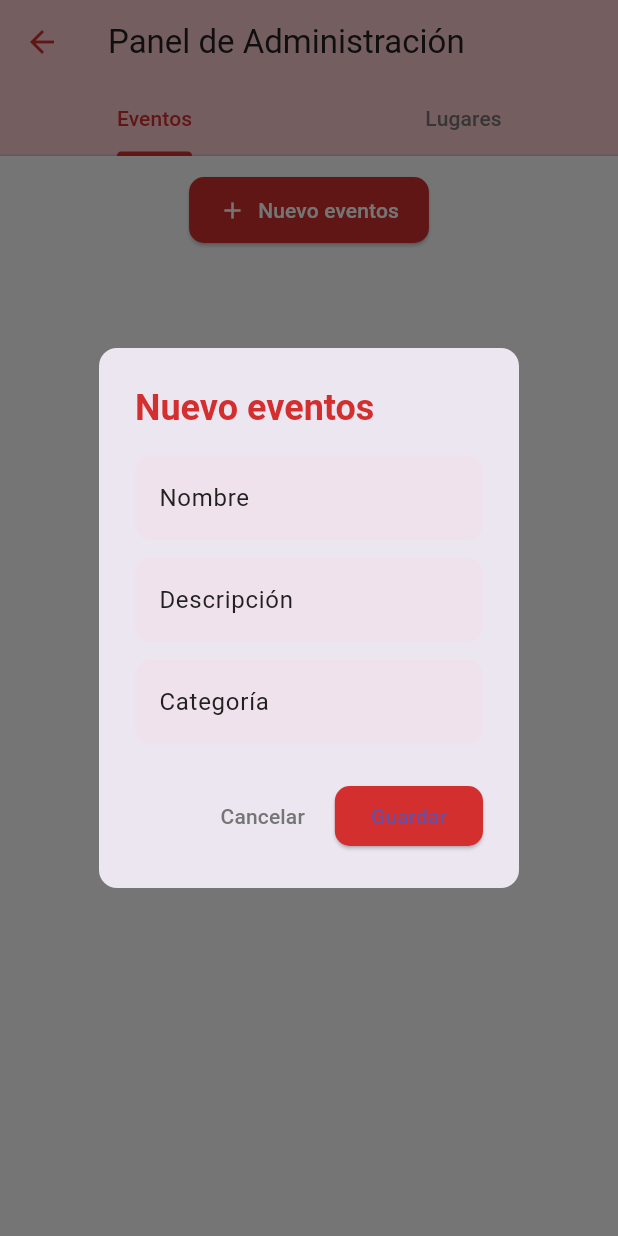
After one commit to PJancko/app_turista, a Flutter app: the AdminScreen screen opened directly, after a tap on an icon or button, on a phone screen of 412 x 824 dp. The commit adds this screen. Run offline on Flutter 3.47's test engine with Material 3 defaults, Android fonts, the phone set to English and light mode, and no system bars; our stand-ins replace cloud_firestore, firebase_auth, firebase_core, geolocator, google_maps_flutter; accounts and stored records are empty.

Commit message:
Panel de administracion

```diff
--- /dev/null
+++ b/lib/screens/admin_screen.dart
@@ -0,0 +1,224 @@
+import 'package:flutter/material.dart';
+import 'package:cloud_firestore/cloud_firestore.dart';
+
+class AdminScreen extends StatefulWidget {
+  const AdminScreen({super.key});
+
+  @override
+  State<AdminScreen> createState() => _AdminScreenState();
+}
+
+class _AdminScreenState extends State<AdminScreen>
+    with TickerProviderStateMixin {
+  late TabController _tabController;
+
+  final Color _primaryColor = const Color(0xFFD32F2F);
+  final Color _secondaryColor = const Color(0xFFFFFFFF);
+  final Color _accentColor = const Color(0xFFFFCDD2);
+  final Color _textColor = const Color(0xFF212121);
+  final Color _lightTextColor = const Color(0xFF757575);
+
+  @override
+  void initState() {
+    super.initState();
+    _tabController = TabController(length: 2, vsync: this);
+  }
+
+  void _mostrarFormulario(String tipo, [DocumentSnapshot? doc]) {
+    final isEdit = doc != null;
+    final nombreController = TextEditingController(text: doc?['nombre']);
+    final descripcionController = TextEditingController(
+      text: doc?['descripcion'],
+    );
+    final categoriaController = TextEditingController(text: doc?['categoria']);
+
+    showDialog(
+      context: context,
+      builder:
+          (_) => AlertDialog(
+            shape: RoundedRectangleBorder(
+              borderRadius: BorderRadius.circular(12),
+            ),
+            title: Text(
+              isEdit ? 'Editar $tipo' : 'Nuevo $tipo',
+              style: TextStyle(
+                color: _primaryColor,
+                fontWeight: FontWeight.bold,
+              ),
+            ),
+            content: SingleChildScrollView(
+              child: Column(
+                mainAxisSize: MainAxisSize.min,
+                children: [
+                  _buildInputField('Nombre', nombreController),
+                  const SizedBox(height: 12),
+                  _buildInputField('Descripción', descripcionController),
+                  const SizedBox(height: 12),
+                  _buildInputField('Categoría', categoriaController),
+                ],
+              ),
+            ),
+            actions: [
+              TextButton(
+                onPressed: () => Navigator.pop(context),
+                child: Text(
+                  'Cancelar',
+                  style: TextStyle(color: _lightTextColor),
+                ),
+              ),
+              ElevatedButton(
+                onPressed: () async {
+                  final data = {
+                    'nombre': nombreController.text,
+                    'descripcion': descripcionController.text,
+                    'categoria': categoriaController.text,
+                  };
+                  final collection = tipo == 'evento' ? 'eventos' : 'lugares';
+                  if (isEdit) {
+                    await FirebaseFirestore.instance
+                        .collection(collection)
+                        .doc(doc!.id)
+                        .update(data);
+                  } else {
+                    await FirebaseFirestore.instance
+                        .collection(collection)
+                        .add(data);
+                  }
+                  Navigator.pop(context);
+                },
+                style: ElevatedButton.styleFrom(
+                  backgroundColor: _primaryColor,
+                  shape: RoundedRectangleBorder(
+                    borderRadius: BorderRadius.circular(10),
+                  ),
+                ),
+                child: const Text('Guardar'),
+              ),
+            ],
+          ),
+    );
+  }
+
+  Widget _buildInputField(String label, TextEditingController controller) {
+    return TextField(
+      controller: controller,
+      decoration: InputDecoration(
+        labelText: label,
+        filled: true,
+        fillColor: _accentColor.withOpacity(0.15),
+        border: OutlineInputBorder(
+          borderRadius: BorderRadius.circular(10),
+          borderSide: BorderSide.none,
+        ),
+        labelStyle: TextStyle(color: _textColor),
+      ),
+    );
+  }
+
+  Widget _buildLista(String tipo) {
+    return StreamBuilder(
+      stream: FirebaseFirestore.instance.collection(tipo).snapshots(),
+      builder: (context, snapshot) {
+        if (!snapshot.hasData) {
+          return const Center(child: CircularProgressIndicator());
+        }
+        final docs = snapshot.data!.docs;
+        return ListView.builder(
+          itemCount: docs.length,
+          itemBuilder: (_, i) {
+            final doc = docs[i];
+            final data = doc.data();
+            return Card(
+              margin: const EdgeInsets.symmetric(horizontal: 12, vertical: 6),
+              shape: RoundedRectangleBorder(
+                borderRadius: BorderRadius.circular(12),
+              ),
+              elevation: 2,
+              child: ListTile(
+                title: Text(
+                  data['nombre'] ?? '[Sin nombre]',
+                  style: TextStyle(
+                    fontWeight: FontWeight.w600,
+                    color: _textColor,
+                  ),
+                ),
+                subtitle: Text(
+                  data['descripcion'] ?? '',
+                  style: TextStyle(color: _lightTextColor),
+                ),
+                trailing: Row(
+                  mainAxisSize: MainAxisSize.min,
+                  children: [
+                    IconButton(
+                      icon: Icon(Icons.edit, color: Colors.orange[700]),
+                      onPressed: () => _mostrarFormulario(tipo, doc),
+                    ),
+                    IconButton(
+                      icon: const Icon(Icons.delete, color: Colors.red),
+                      onPressed:
+                          () =>
+                              FirebaseFirestore.instance
+                                  .collection(tipo)
+                                  .doc(doc.id)
+                                  .delete(),
+                    ),
+                  ],
+                ),
+              ),
+            );
+          },
+        );
+      },
+    );
+  }
+
+  Widget _buildTabContent(String tipo) {
+    return Column(
+      children: [
+        Padding(
+          padding: const EdgeInsets.all(12.0),
+          child: ElevatedButton.icon(
+            onPressed: () => _mostrarFormulario(tipo),
+            icon: const Icon(Icons.add),
+            label: Text('Nuevo $tipo'),
+            style: ElevatedButton.styleFrom(
+              backgroundColor: _primaryColor,
+              foregroundColor: _secondaryColor,
+              padding: const EdgeInsets.symmetric(vertical: 12, horizontal: 20),
+              shape: RoundedRectangleBorder(
+                borderRadius: BorderRadius.circular(10),
+              ),
+            ),
+          ),
+        ),
+        Expanded(child: _buildLista(tipo)),
+      ],
+    );
+  }
+
+  @override
+  Widget build(BuildContext context) {
+    return Scaffold(
+      backgroundColor: _secondaryColor,
+      appBar: AppBar(
+        title: Text(
+          'Panel de Administración',
+          style: TextStyle(color: _textColor),
+        ),
+        backgroundColor: _accentColor,
+        iconTheme: IconThemeData(color: _primaryColor),
+        bottom: TabBar(
+          controller: _tabController,
+          labelColor: _primaryColor,
+          unselectedLabelColor: _lightTextColor,
+          indicatorColor: _primaryColor,
+          tabs: const [Tab(text: 'Eventos'), Tab(text: 'Lugares')],
+        ),
+      ),
+      body: TabBarView(
+        controller: _tabController,
+        children: [_buildTabContent('eventos'), _buildTabContent('lugares')],
+      ),
+    );
+  }
+}
--- a/pubspec.yaml
+++ b/pubspec.yaml
@@ -41,6 +41,7 @@ dependencies:
   geolocator: ^10.1.0
   permission_handler: ^11.1.0
   location: ^5.0.3
+  flutter_rating_bar: ^4.0.1
 
 dev_dependencies:
   flutter_test:
```
Also changed, not shown: lib/screens/home_screen.dart (+124 -83 lines), lib/screens/map_screen.dart (+15 -8 lines), pubspec.lock.
